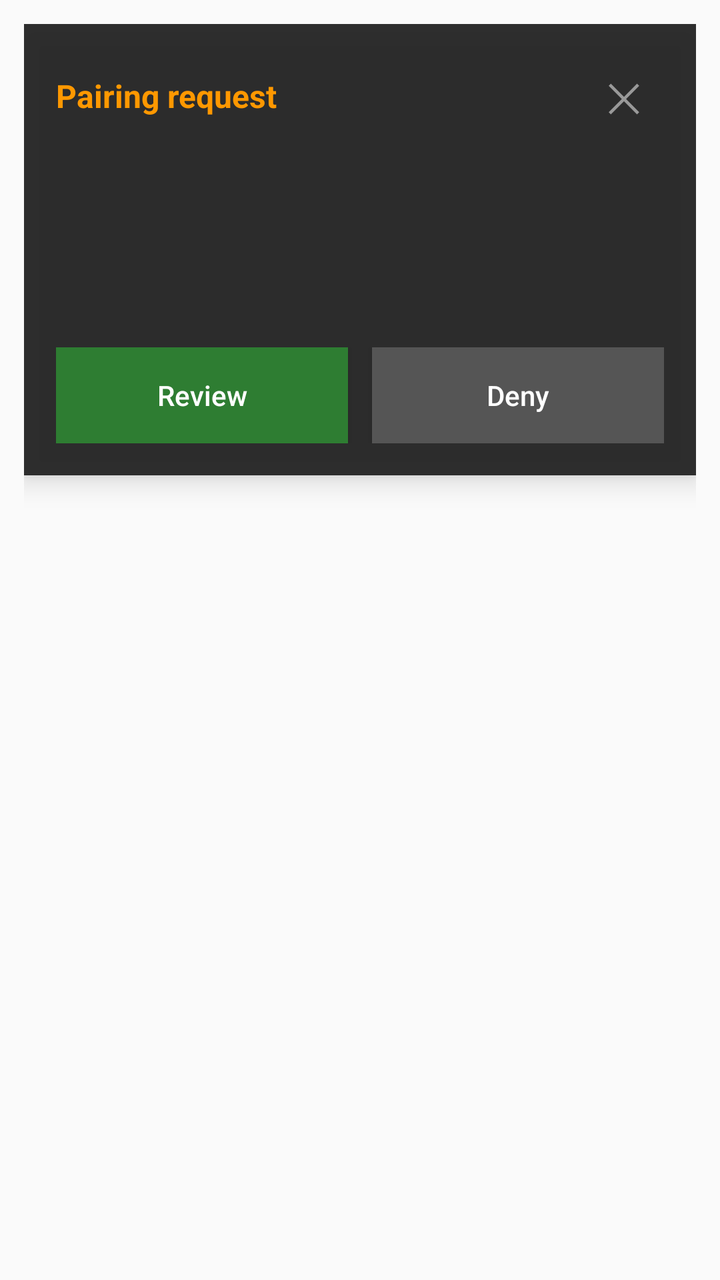
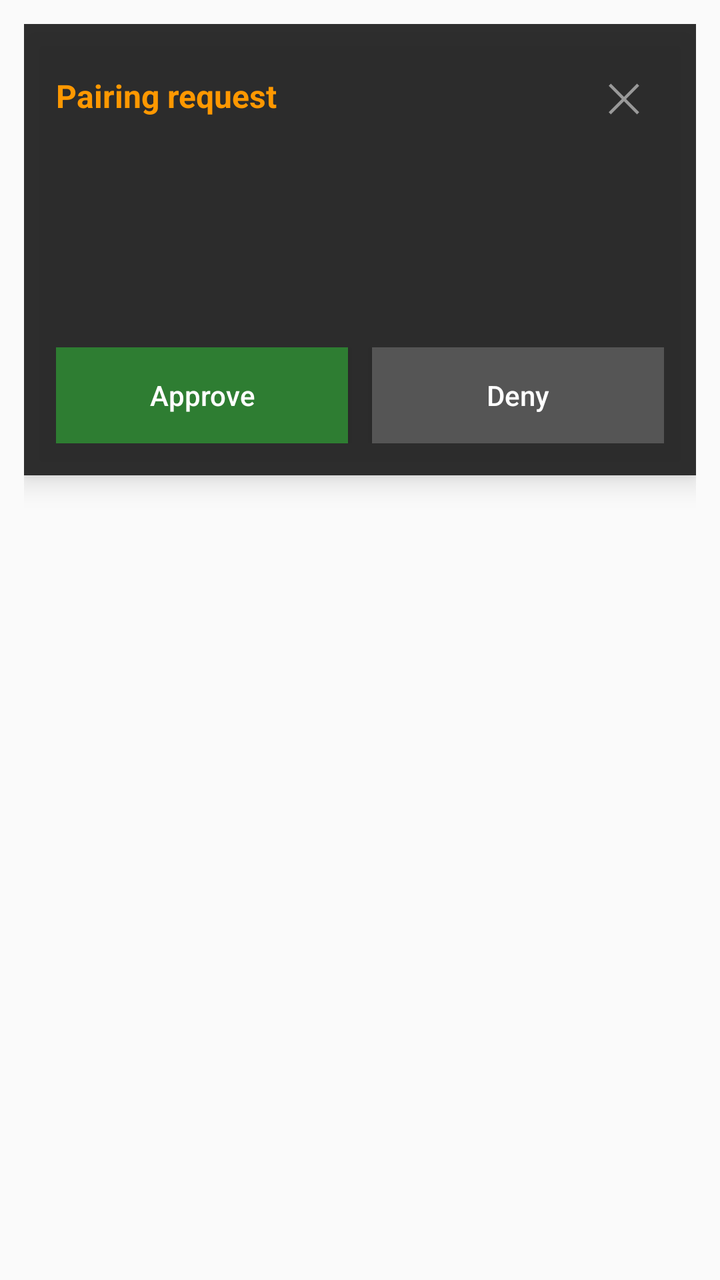

The first picture is an Android layout as it rendered before a commit; the second is the same layout after the commit. The layout source and the unified diff follow.
<!-- AndroidManifest.xml: application theme AppTheme -->
<!-- res/layout/overlay_pairing.xml -->
<?xml version="1.0" encoding="utf-8"?>
<LinearLayout xmlns:android="http://schemas.android.com/apk/res/android"
    android:layout_width="match_parent"
    android:layout_height="wrap_content"
    android:orientation="vertical"
    android:padding="12dp">

    <LinearLayout
        android:layout_width="match_parent"
        android:layout_height="wrap_content"
        android:background="#EE222222"
        android:elevation="8dp"
        android:orientation="vertical"
        android:padding="16dp">

        <LinearLayout
            android:layout_width="match_parent"
            android:layout_height="wrap_content"
            android:gravity="center_vertical"
            android:orientation="horizontal">

            <TextView
                android:layout_width="0dp"
                android:layout_height="wrap_content"
                android:layout_weight="1"
                android:text="@string/mcp_pairing"
                android:textColor="#FF9800"
                android:textSize="16sp"
                android:textStyle="bold" />

            <TextView
                android:id="@+id/btnOvClose"
                android:layout_width="40dp"
                android:layout_height="40dp"
                android:clickable="true"
                android:focusable="true"
                android:gravity="center"
                android:text="✕"
                android:textColor="#999999"
                android:textSize="20sp" />
        </LinearLayout>

        <TextView
            android:id="@+id/ovCode"
            android:layout_width="match_parent"
            android:layout_height="wrap_content"
            android:gravity="center"
            android:letterSpacing="0.3"
            android:textColor="#7CFC9A"
            android:textSize="56sp"
            android:textStyle="bold" />

        <TextView
            android:id="@+id/ovClient"
            android:layout_width="match_parent"
            android:layout_height="wrap_content"
            android:gravity="center"
            android:textColor="#EEEEEE"
            android:textSize="14sp" />

        <LinearLayout
            android:layout_width="match_parent"
            android:layout_height="wrap_content"
            android:layout_marginTop="12dp"
            android:orientation="horizontal">

            <Button
                android:id="@+id/btnOvReview"
                android:layout_width="0dp"
                android:layout_height="wrap_content"
                android:layout_marginEnd="6dp"
                android:layout_weight="1"
                android:background="#FF2E7D32"
                android:text="@string/mcp_pair_open"
                android:textAllCaps="false"
                android:textColor="#FFFFFF" />

            <Button
                android:id="@+id/btnOvDeny"
                android:layout_width="0dp"
                android:layout_height="wrap_content"
                android:layout_marginStart="6dp"
                android:layout_weight="1"
                android:background="#FF555555"
                android:text="@string/mcp_deny"
                android:textAllCaps="false"
                android:textColor="#FFFFFF" />
        </LinearLayout>
    </LinearLayout>
</LinearLayout>
<!-- resources referenced by this layout -->
<resources>
  <string name="mcp_deny">Deny</string>
  <string name="mcp_pair_open">Review</string>
  <string name="mcp_pairing">Pairing request</string>
  <style name="AppTheme" parent="Theme.AppCompat.DayNight.NoActionBar">
          <item name="android:statusBarColor">@color/background</item>
          <item name="android:windowLightStatusBar" tools:targetApi="23">true</item>
      </style>
  <color name="background">#fff</color>
</resources>

<!-- the commit's change to res/layout/overlay_pairing.xml (unified diff, before → after) -->
@@ -65,13 +65,13 @@
             android:orientation="horizontal">
 
             <Button
-                android:id="@+id/btnOvReview"
+                android:id="@+id/btnOvApprove"
                 android:layout_width="0dp"
                 android:layout_height="wrap_content"
                 android:layout_marginEnd="6dp"
                 android:layout_weight="1"
                 android:background="#FF2E7D32"
-                android:text="@string/mcp_pair_open"
+                android:text="@string/mcp_approve"
                 android:textAllCaps="false"
                 android:textColor="#FFFFFF" />
 
<!-- resource entries referenced after the edit -->
@@ -1,7 +1,7 @@
 <!-- resources referenced by this layout -->
 <resources>
+  <string name="mcp_approve">Approve</string>
   <string name="mcp_deny">Deny</string>
-  <string name="mcp_pair_open">Review</string>
   <string name="mcp_pairing">Pairing request</string>
   <style name="AppTheme" parent="Theme.AppCompat.DayNight.NoActionBar">
           <item name="android:statusBarColor">@color/background</item>
